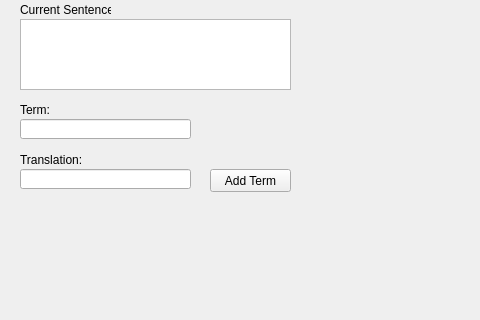
First picture: the form in main.ui, repository tivadar2/lws, before the edit; both pictures show x 0 to 480 and y 280 to 600 of the 800 by 600 pixel window.
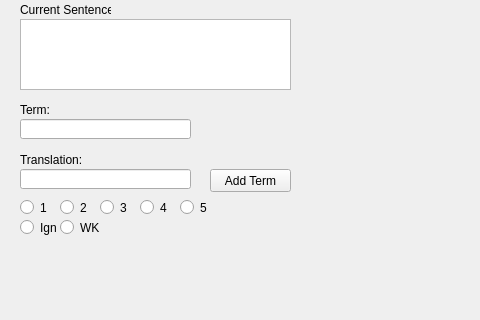
Second picture: the form after the edit. The open tabs and pages were chosen to show the change.

Commit message: Added ui radio buttons to terms, create setBindings function for events

```diff
--- a/main.ui
+++ b/main.ui
@@ -278,6 +278,118 @@
        <string>Current Sentence:</string>
       </property>
      </widget>
+     <widget class="QRadioButton" name="radioButton_1">
+      <property name="geometry">
+       <rect>
+        <x>10</x>
+        <y>420</y>
+        <width>31</width>
+        <height>17</height>
+       </rect>
+      </property>
+      <property name="text">
+       <string>1</string>
+      </property>
+      <attribute name="buttonGroup">
+       <string notr="true">buttonGroup</string>
+      </attribute>
+     </widget>
+     <widget class="QRadioButton" name="radioButton_2">
+      <property name="geometry">
+       <rect>
+        <x>50</x>
+        <y>420</y>
+        <width>31</width>
+        <height>17</height>
+       </rect>
+      </property>
+      <property name="text">
+       <string>2</string>
+      </property>
+      <attribute name="buttonGroup">
+       <string notr="true">buttonGroup</string>
+      </attribute>
+     </widget>
+     <widget class="QRadioButton" name="radioButton_3">
+      <property name="geometry">
+       <rect>
+        <x>90</x>
+        <y>420</y>
+        <width>31</width>
+        <height>17</height>
+       </rect>
+      </property>
+      <property name="text">
+       <string>3</string>
+      </property>
+      <attribute name="buttonGroup">
+       <string notr="true">buttonGroup</string>
+      </attribute>
+     </widget>
+     <widget class="QRadioButton" name="radioButton_4">
+      <property name="geometry">
+       <rect>
+        <x>130</x>
+        <y>420</y>
+        <width>31</width>
+        <height>17</height>
+       </rect>
+      </property>
+      <property name="text">
+       <string>4</string>
+      </property>
+      <attribute name="buttonGroup">
+       <string notr="true">buttonGroup</string>
+      </attribute>
+     </widget>
+     <widget class="QRadioButton" name="radioButton_5">
+      <property name="geometry">
+       <rect>
+        <x>170</x>
+        <y>420</y>
+        <width>31</width>
+        <height>17</height>
+       </rect>
+      </property>
+      <property name="text">
+       <string>5</string>
+      </property>
+      <attribute name="buttonGroup">
+       <string notr="true">buttonGroup</string>
+      </attribute>
+     </widget>
+     <widget class="QRadioButton" name="radioButton_Ign">
+      <property name="geometry">
+       <rect>
+        <x>10</x>
+        <y>440</y>
+        <width>41</width>
+        <height>17</height>
+       </rect>
+      </property>
+      <property name="text">
+       <string>Ign</string>
+      </property>
+      <attribute name="buttonGroup">
+       <string notr="true">buttonGroup</string>
+      </attribute>
+     </widget>
+     <widget class="QRadioButton" name="radioButton_WK">
+      <property name="geometry">
+       <rect>
+        <x>50</x>
+        <y>440</y>
+        <width>41</width>
+        <height>17</height>
+       </rect>
+      </property>
+      <property name="text">
+       <string>WK</string>
+      </property>
+      <attribute name="buttonGroup">
+       <string notr="true">buttonGroup</string>
+      </attribute>
+     </widget>
     </widget>
    </widget>
    <widget class="QComboBox" name="comboBox_languages">
```
Left out of the diff: 7 changed lines with no effect on the pictures. The commit also changes 2 other files.
